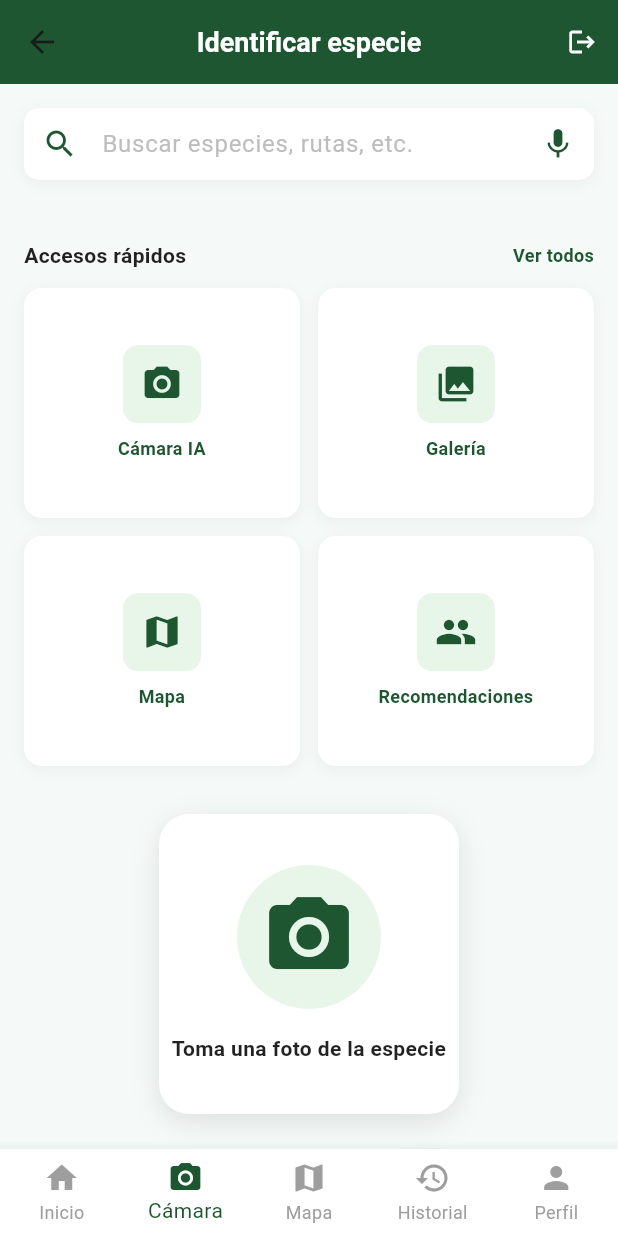
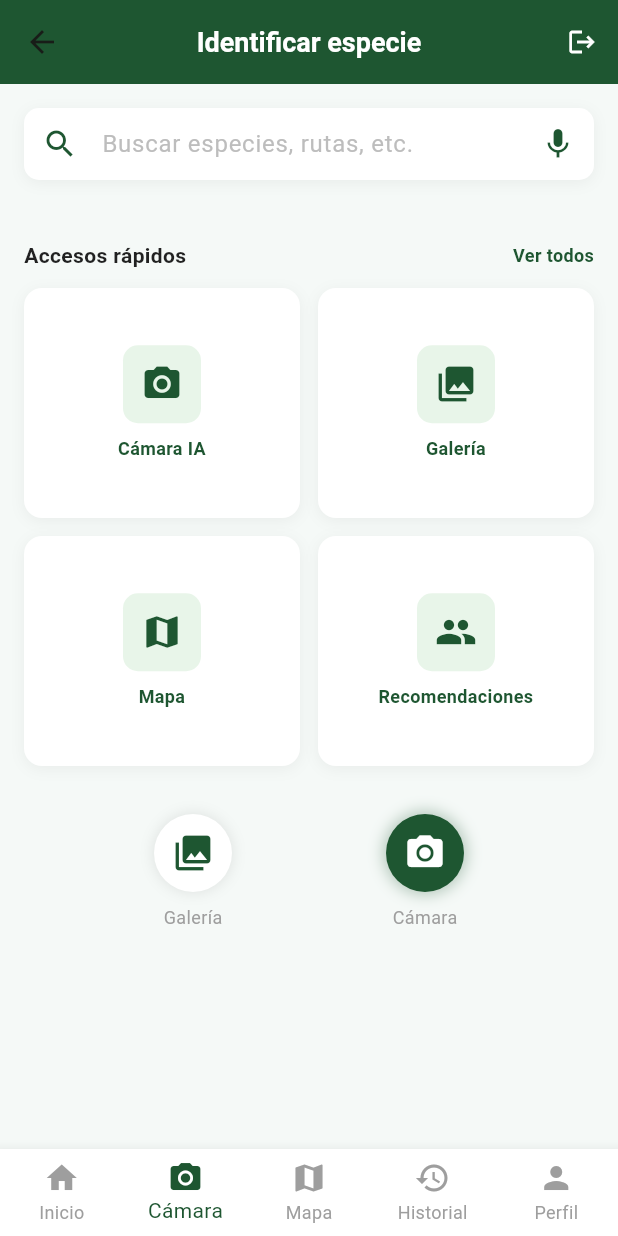
Before and after one commit to bernalportuguezjonathan-sft/Proyecto-V3RIDIA, a Flutter app: the screen it shows once a user with an empty profile is signed in, item 2 of the bottom bar chosen, on a phone screen of 412 x 824 dp. Run offline on Flutter 3.47's test engine with Material 3 defaults, Android fonts, the phone set to English and light mode, and no system bars; our stand-ins replace firebase_auth, firebase_core, image_picker; accounts and stored records are empty.

Commit message:
cambios de camara

```diff
--- a/lib/desafios.dart
+++ b/lib/desafios.dart
@@ -159,7 +159,7 @@ class _ChallengesScreenState extends State<ChallengesScreen> {
                 Navigator.pop(context);
               }
             },
-            style: ElevatedButton.styleFrom(backgroundColor: const Color(0xFF1E5631)),
+            style: ElevatedButton.styleFrom(backgroundColor: const Color.fromARGB(255, 246, 246, 246)),
             child: const Text('Guardar'),
           ),
         ],
@@ -444,7 +444,7 @@ class _ChallengesScreenState extends State<ChallengesScreen> {
       floatingActionButton: FloatingActionButton(
         onPressed: () => _showChallengeForm(),
         backgroundColor: const Color(0xFF1E5631),
-        child: const Icon(Icons.add),
+        child: const Icon(Icons.add, color: Colors.white),
       ),
       bottomNavigationBar: BottomNavigationBar(
         backgroundColor: Colors.white,
--- a/lib/identify_species.dart
+++ b/lib/identify_species.dart
@@ -1,5 +1,8 @@
 import 'package:flutter/material.dart';
+import 'package:flutter/foundation.dart';
 import 'package:firebase_auth/firebase_auth.dart';
+import 'package:image_picker/image_picker.dart';
+import 'dart:io';
 import 'login.dart';
 import 'home.dart';
 import 'mapa.dart';
@@ -17,6 +20,53 @@ class IdentifySpeciesScreen extends StatefulWidget {
 
 class _IdentifySpeciesScreenState extends State<IdentifySpeciesScreen> {
   bool _photoTaken = false;
+  File? _selectedImage;
+  final ImagePicker _imagePicker = ImagePicker();
+
+  Future<void> _takePhotoFromCamera() async {
+    try {
+      // En web, usar galería ya que no hay acceso a cámara
+      final ImageSource source = kIsWeb ? ImageSource.gallery : ImageSource.camera;
+
+      final XFile? photo = await _imagePicker.pickImage(
+        source: source,
+        imageQuality: 80,
+      );
+      if (photo != null) {
+        setState(() {
+          _selectedImage = File(photo.path);
+          _photoTaken = true;
+        });
+      }
+    } catch (e) {
+      if (mounted) {
+        ScaffoldMessenger.of(context).showSnackBar(
+          SnackBar(content: Text('Error al acceder a la cámara: $e')),
+        );
+      }
+    }
+  }
+
+  Future<void> _pickPhotoFromGallery() async {
+    try {
+      final XFile? photo = await _imagePicker.pickImage(
+        source: ImageSource.gallery,
+        imageQuality: 80,
+      );
+      if (photo != null) {
+        setState(() {
+          _selectedImage = File(photo.path);
+          _photoTaken = true;
+        });
+      }
+    } catch (e) {
+      if (mounted) {
+        ScaffoldMessenger.of(context).showSnackBar(
+          SnackBar(content: Text('Error al acceder a la galería: $e')),
+        );
+      }
+    }
+  }
 
   void _cerrarSesion() {
     showDialog(
@@ -82,6 +132,8 @@ class _IdentifySpeciesScreenState extends State<IdentifySpeciesScreen> {
             color: const Color(0xFFF5F9F7),
           ),
           SafeArea(
+            child: SingleChildScrollView(
+              padding: const EdgeInsets.only(bottom: 80),
               child: Column(
                 children: [
                   // Barra de búsqueda
@@ -174,57 +226,15 @@ class _IdentifySpeciesScreenState extends State<IdentifySpeciesScreen> {
 
                   // Sección principal - Cámara
                   if (!_photoTaken)
-                  Expanded(
-                    child: Column(
+                    Column(
                       mainAxisAlignment: MainAxisAlignment.center,
                       children: [
-                        Container(
-                          width: 200,
-                          height: 200,
-                          decoration: BoxDecoration(
-                            color: Colors.white,
-                            borderRadius: BorderRadius.circular(20),
-                            boxShadow: [
-                              BoxShadow(
-                                color: Colors.black.withOpacity(0.1),
-                                blurRadius: 15,
-                                offset: const Offset(0, 5),
-                              ),
-                            ],
-                          ),
-                          child: Column(
-                            mainAxisAlignment: MainAxisAlignment.center,
-                            children: [
-                              Container(
-                                padding: const EdgeInsets.all(16),
-                                decoration: BoxDecoration(
-                                  color: const Color(0xFFE8F5E9),
-                                  shape: BoxShape.circle,
-                                ),
-                                child: const Icon(
-                                  Icons.camera_alt,
-                                  size: 64,
-                                  color: Color(0xFF1E5631),
-                                ),
-                              ),
-                              const SizedBox(height: 16),
-                              const Text(
-                                'Toma una foto de la especie',
-                                style: TextStyle(
-                                  fontSize: 14,
-                                  fontWeight: FontWeight.w600,
-                                  color: Colors.black87,
-                                ),
-                                textAlign: TextAlign.center,
-                              ),
-                            ],
-                          ),
-                        ),
-                        const SizedBox(height: 32),
                         Row(
                           mainAxisAlignment: MainAxisAlignment.spaceEvenly,
                           children: [
-                            Column(
+                            GestureDetector(
+                              onTap: _pickPhotoFromGallery,
+                              child: Column(
                                 children: [
                                   Container(
                                     padding: const EdgeInsets.all(12),
@@ -254,14 +264,11 @@ class _IdentifySpeciesScreenState extends State<IdentifySpeciesScreen> {
                                   ),
                                 ],
                               ),
+                            ),
                             Column(
                               children: [
                                 GestureDetector(
-                                  onTap: () {
-                                    setState(() {
-                                      _photoTaken = true;
-                                    });
-                                  },
+                                  onTap: _takePhotoFromCamera,
                                   child: Container(
                                     padding: const EdgeInsets.all(12),
                                     decoration: BoxDecoration(
@@ -285,7 +292,7 @@ class _IdentifySpeciesScreenState extends State<IdentifySpeciesScreen> {
                                 ),
                                 const SizedBox(height: 8),
                                 const Text(
-                                  'Flash',
+                                  'Cámara',
                                   style: TextStyle(
                                     fontSize: 12,
                                     color: Colors.grey,
@@ -297,10 +304,8 @@ class _IdentifySpeciesScreenState extends State<IdentifySpeciesScreen> {
                         ),
                       ],
                     ),
-                  )
-                else
-                  Expanded(
-                    child: Column(
+                  if (_photoTaken)
+                    Column(
                       mainAxisAlignment: MainAxisAlignment.center,
                       children: [
                         Container(
@@ -309,14 +314,22 @@ class _IdentifySpeciesScreenState extends State<IdentifySpeciesScreen> {
                           decoration: BoxDecoration(
                             color: Colors.grey.shade300,
                             borderRadius: BorderRadius.circular(20),
+                            image: _selectedImage != null
+                                ? DecorationImage(
+                                    image: FileImage(_selectedImage!),
+                                    fit: BoxFit.cover,
+                                  )
+                                : null,
                           ),
-                          child: const Center(
+                          child: _selectedImage == null
+                              ? const Center(
                                   child: Icon(
                                     Icons.image,
                                     size: 64,
                                     color: Colors.grey,
                                   ),
-                          ),
+                                )
+                              : null,
                         ),
                         const SizedBox(height: 24),
                         const Text(
@@ -372,8 +385,8 @@ class _IdentifySpeciesScreenState extends State<IdentifySpeciesScreen> {
                         ),
                       ],
                     ),
+                ],
               ),
-              ],
             ),
           ),
         ],
--- a/lib/services/repositorioU.dart
+++ b/lib/services/repositorioU.dart
@@ -16,6 +16,7 @@ class UserRepository {
         userId: user.uid,
         email: user.email ?? '',
         displayName: user.displayName ?? user.email?.split('@').first ?? 'Usuario',
+        photoURL: user.photoURL,
         tokens: 0,
         createdDate: DateTime.now(),
       );
--- a/pubspec.yaml
+++ b/pubspec.yaml
@@ -12,9 +12,9 @@ dependencies:
     sdk: flutter
 
   cupertino_icons: ^1.0.8
-  firebase_core: ^4.11.0
-  firebase_auth: ^6.5.3
-  firebase_storage: ^12.0.0
+  firebase_core:
+  firebase_auth:
+  firebase_storage:
 
   image_picker: ^1.1.2
 
```
Also changed, not shown: flutter_01.png (added), pubspec.lock, 5 other files. Lines whose indentation alone changed are shown as unchanged.
